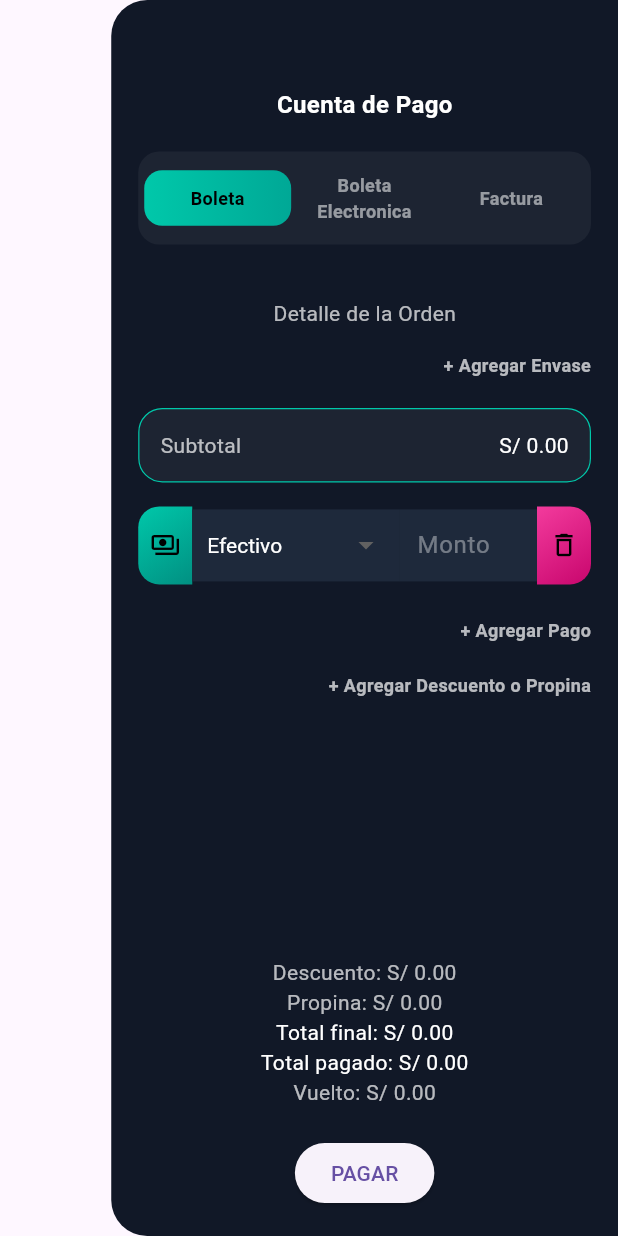
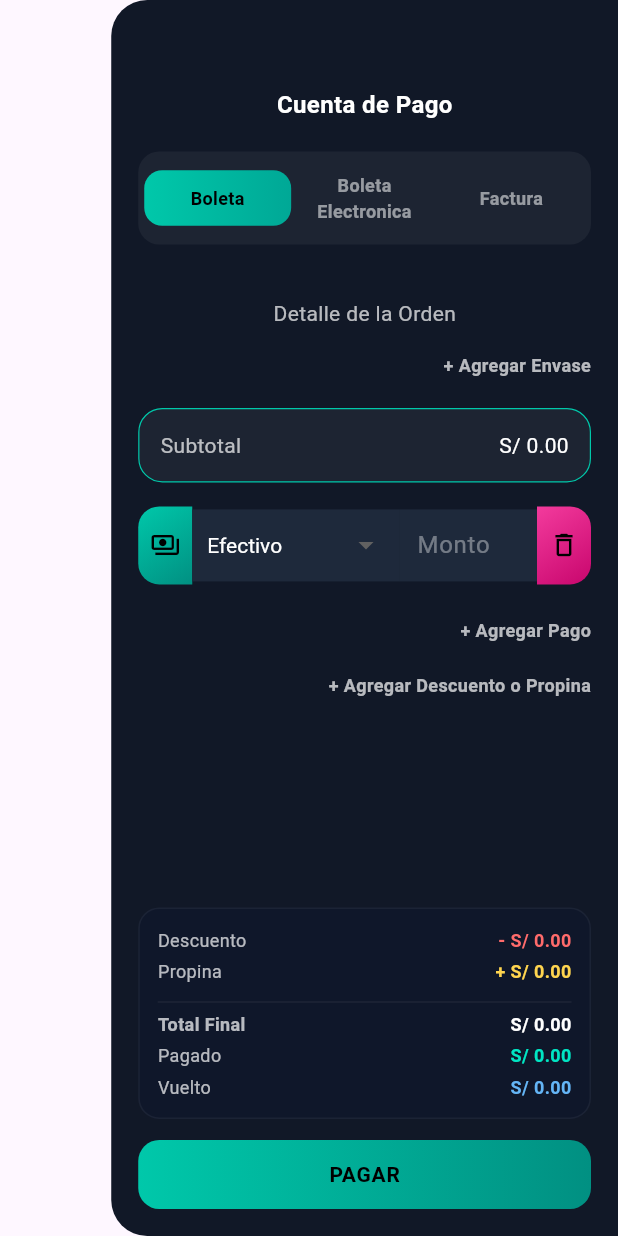
Before and after one commit to jbmquery/sys-cafeteria, a Flutter app: the CuentaPago widget shown alone on an empty page, opened directly with empty values, on a phone screen of 412 x 824 dp. Run offline on Flutter 3.47's test engine with Material 3 defaults, Android fonts, the phone set to English and light mode, and no system bars; our stand-ins replace cloud_firestore, file_picker, firebase_auth, firebase_core, open_file; missing offline and left inert: excel; accounts and stored records are empty.

Commit message:
Ya se puso el resumen de PAGO, ESTA BONITO

```diff
--- a/lib/widgets/orden/cuenta_pago.dart
+++ b/lib/widgets/orden/cuenta_pago.dart
@@ -173,6 +173,38 @@ class _CuentaPagoState extends State<CuentaPago> {
             ),
           ),
         ),
+      ),
+    );
+  }
+
+  Widget _buildResumenRow(
+    String label,
+    String value,
+    Color color, {
+    bool bold = false,
+  }) {
+    return Padding(
+      padding: const EdgeInsets.symmetric(vertical: 2),
+      child: Row(
+        mainAxisAlignment: MainAxisAlignment.spaceBetween,
+        children: [
+          Text(
+            label,
+            style: TextStyle(
+              color: Colors.white70,
+              fontSize: 12,
+              fontWeight: bold ? FontWeight.w600 : FontWeight.w400,
+            ),
+          ),
+          Text(
+            value,
+            style: TextStyle(
+              color: color,
+              fontSize: 12,
+              fontWeight: bold ? FontWeight.bold : FontWeight.w600,
+            ),
+          ),
+        ],
       ),
     );
   }
@@ -840,36 +872,94 @@ class _CuentaPagoState extends State<CuentaPago> {
               ),
 
               /// ===== FOOTER FIJO =====
-              const SizedBox(height: 15),
+              const SizedBox(height: 12),
 
-              Text(
-                "Descuento: S/ ${totalDescuento().toStringAsFixed(2)}",
-                style: const TextStyle(color: Colors.white70),
+              Container(
+                padding: const EdgeInsets.symmetric(
+                  horizontal: 12,
+                  vertical: 10,
+                ),
+                decoration: BoxDecoration(
+                  color: const Color(0xFF0F172A),
+                  borderRadius: BorderRadius.circular(14),
+                  border: Border.all(color: Colors.white.withOpacity(0.05)),
+                ),
+                child: Column(
+                  children: [
+                    _buildResumenRow(
+                      "Descuento",
+                      "- S/ ${totalDescuento().toStringAsFixed(2)}",
+                      const Color(0xFFFF6B6B),
                     ),
 
-              Text(
-                "Propina: S/ ${totalPropina().toStringAsFixed(2)}",
-                style: const TextStyle(color: Colors.white70),
+                    _buildResumenRow(
+                      "Propina",
+                      "+ S/ ${totalPropina().toStringAsFixed(2)}",
+                      const Color(0xFFFFD54F),
                     ),
 
-              Text(
-                "Total final: S/ ${totalFinal().toStringAsFixed(2)}",
-                style: const TextStyle(color: Colors.white),
+                    const SizedBox(height: 6),
+
+                    Divider(color: Colors.white.withOpacity(0.06), height: 8),
+
+                    _buildResumenRow(
+                      "Total Final",
+                      "S/ ${totalFinal().toStringAsFixed(2)}",
+                      Colors.white,
+                      bold: true,
                     ),
 
-              Text(
-                "Total pagado: S/ ${totalPagado().toStringAsFixed(2)}",
-                style: const TextStyle(color: Colors.white),
+                    _buildResumenRow(
+                      "Pagado",
+                      "S/ ${totalPagado().toStringAsFixed(2)}",
+                      const Color(0xFF00E5C3),
                     ),
 
-              Text(
-                "Vuelto: S/ ${(totalPagado() - totalFinal()).toStringAsFixed(2)}",
-                style: const TextStyle(color: Colors.white70),
+                    _buildResumenRow(
+                      "Vuelto",
+                      "S/ ${(totalPagado() - totalFinal()).toStringAsFixed(2)}",
+                      const Color(0xFF64B5F6),
+                    ),
+                  ],
+                ),
               ),
 
-              const SizedBox(height: 20),
+              const SizedBox(height: 14),
 
-              ElevatedButton(onPressed: () {}, child: const Text("PAGAR")),
+              SizedBox(
+                width: double.infinity,
+                height: 46,
+                child: DecoratedBox(
+                  decoration: BoxDecoration(
+                    gradient: const LinearGradient(
+                      colors: [
+                        Color(0xFF00C8AA),
+                        Color.fromARGB(255, 1, 144, 130),
+                      ],
+                    ),
+                    borderRadius: BorderRadius.circular(14),
+                  ),
+                  child: ElevatedButton(
+                    onPressed: () {},
+                    style: ElevatedButton.styleFrom(
+                      backgroundColor: Colors.transparent,
+                      shadowColor: Colors.transparent,
+                      shape: RoundedRectangleBorder(
+                        borderRadius: BorderRadius.circular(14),
+                      ),
+                    ),
+                    child: const Text(
+                      "PAGAR",
+                      style: TextStyle(
+                        fontWeight: FontWeight.bold,
+                        fontSize: 14,
+                        letterSpacing: 0.5,
+                        color: Colors.black,
+                      ),
+                    ),
+                  ),
+                ),
+              ),
             ],
           ),
         ),
```
Lines whose indentation alone changed are shown as unchanged.
